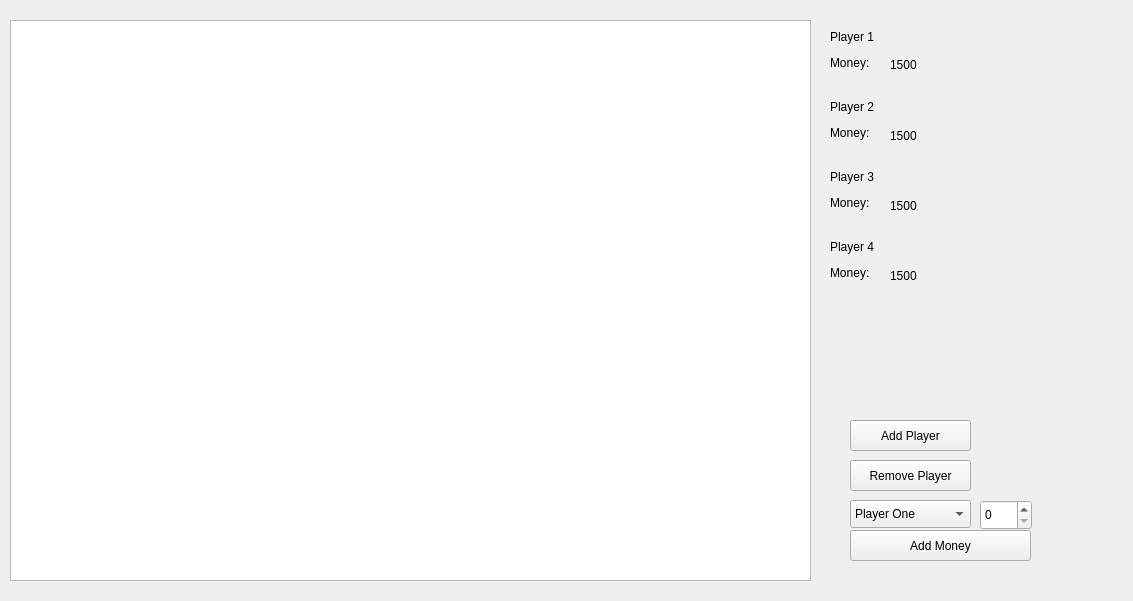
Before: the Qt Designer form widget.ui in cltsd27/monopoly, drawn with Qt 5.
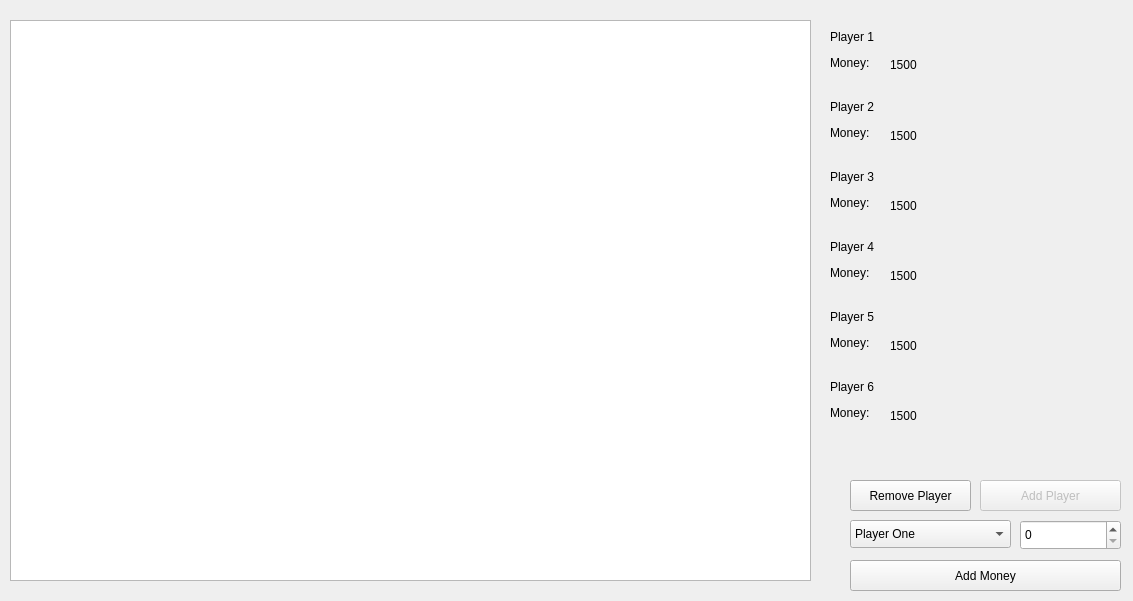
After: the same form once the commit is applied.

Commit message: fully implemented add player and remove player buttons

```diff
--- a/widget.ui
+++ b/widget.ui
@@ -137,7 +137,7 @@
    <property name="geometry">
     <rect>
      <x>850</x>
-     <y>460</y>
+     <y>480</y>
      <width>121</width>
      <height>31</height>
     </rect>
@@ -150,8 +150,8 @@
    <property name="geometry">
     <rect>
      <x>850</x>
-     <y>530</y>
-     <width>181</width>
+     <y>560</y>
+     <width>271</width>
      <height>31</height>
     </rect>
    </property>
@@ -163,8 +163,8 @@
    <property name="geometry">
     <rect>
      <x>850</x>
-     <y>500</y>
-     <width>121</width>
+     <y>520</y>
+     <width>161</width>
      <height>28</height>
     </rect>
    </property>
@@ -182,19 +182,22 @@
   <widget class="QSpinBox" name="addMoneyAmount">
    <property name="geometry">
     <rect>
-     <x>980</x>
-     <y>500</y>
-     <width>52</width>
+     <x>1020</x>
+     <y>520</y>
+     <width>101</width>
      <height>30</height>
     </rect>
    </property>
   </widget>
   <widget class="QPushButton" name="addPlayer">
+   <property name="enabled">
+    <bool>false</bool>
+   </property>
    <property name="geometry">
     <rect>
-     <x>850</x>
-     <y>420</y>
-     <width>121</width>
+     <x>980</x>
+     <y>480</y>
+     <width>141</width>
      <height>31</height>
     </rect>
    </property>
@@ -202,6 +205,58 @@
     <string>Add Player</string>
    </property>
   </widget>
+  <widget class="QLabel" name="plFiveMoney">
+   <property name="geometry">
+    <rect>
+     <x>890</x>
+     <y>330</y>
+     <width>67</width>
+     <height>31</height>
+    </rect>
+   </property>
+   <property name="text">
+    <string>1500</string>
+   </property>
+  </widget>
+  <widget class="QLabel" name="playerFive">
+   <property name="geometry">
+    <rect>
+     <x>830</x>
+     <y>300</y>
+     <width>67</width>
+     <height>61</height>
+    </rect>
+   </property>
+   <property name="text">
+    <string>&lt;html&gt;&lt;head/&gt;&lt;body&gt;&lt;p&gt;Player 5&lt;/p&gt;&lt;p&gt;Money:&lt;/p&gt;&lt;/body&gt;&lt;/html&gt;</string>
+   </property>
+  </widget>
+  <widget class="QLabel" name="plSixMoney">
+   <property name="geometry">
+    <rect>
+     <x>890</x>
+     <y>400</y>
+     <width>67</width>
+     <height>31</height>
+    </rect>
+   </property>
+   <property name="text">
+    <string>1500</string>
+   </property>
+  </widget>
+  <widget class="QLabel" name="playerSix">
+   <property name="geometry">
+    <rect>
+     <x>830</x>
+     <y>370</y>
+     <width>67</width>
+     <height>61</height>
+    </rect>
+   </property>
+   <property name="text">
+    <string>&lt;html&gt;&lt;head/&gt;&lt;body&gt;&lt;p&gt;Player 6&lt;/p&gt;&lt;p&gt;Money:&lt;/p&gt;&lt;/body&gt;&lt;/html&gt;</string>
+   </property>
+  </widget>
  </widget>
  <layoutdefault spacing="6" margin="11"/>
  <resources/>
```
Left out of the diff: 20 changed lines with no effect on the pictures. The commit also changes 1 other file.
